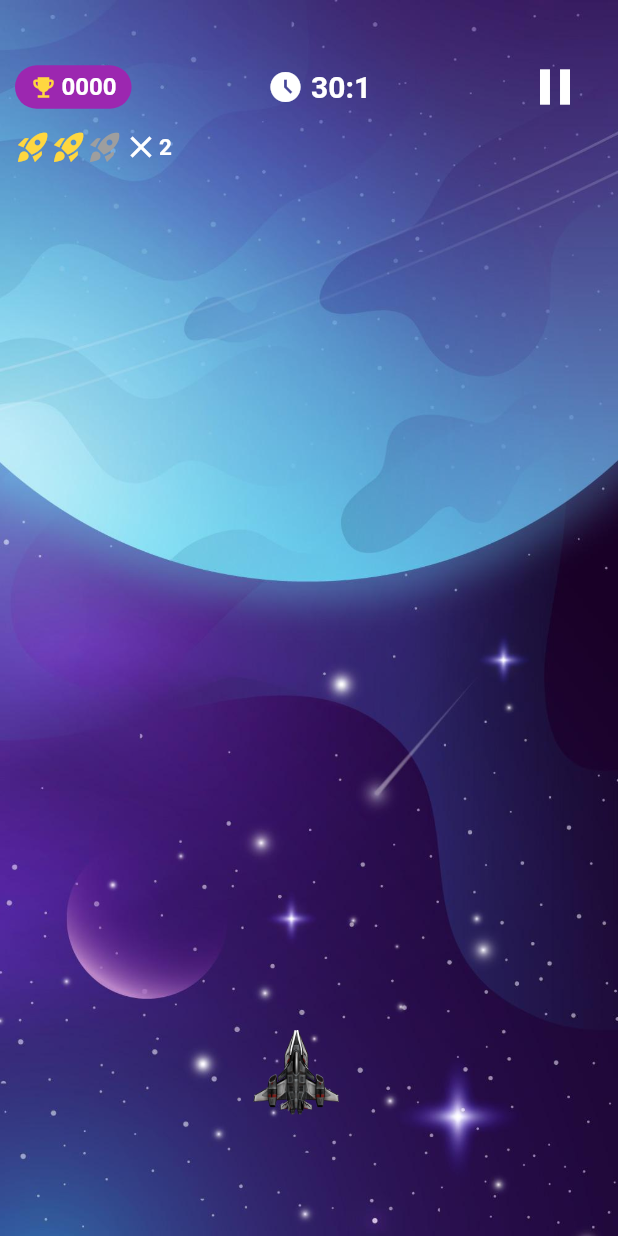
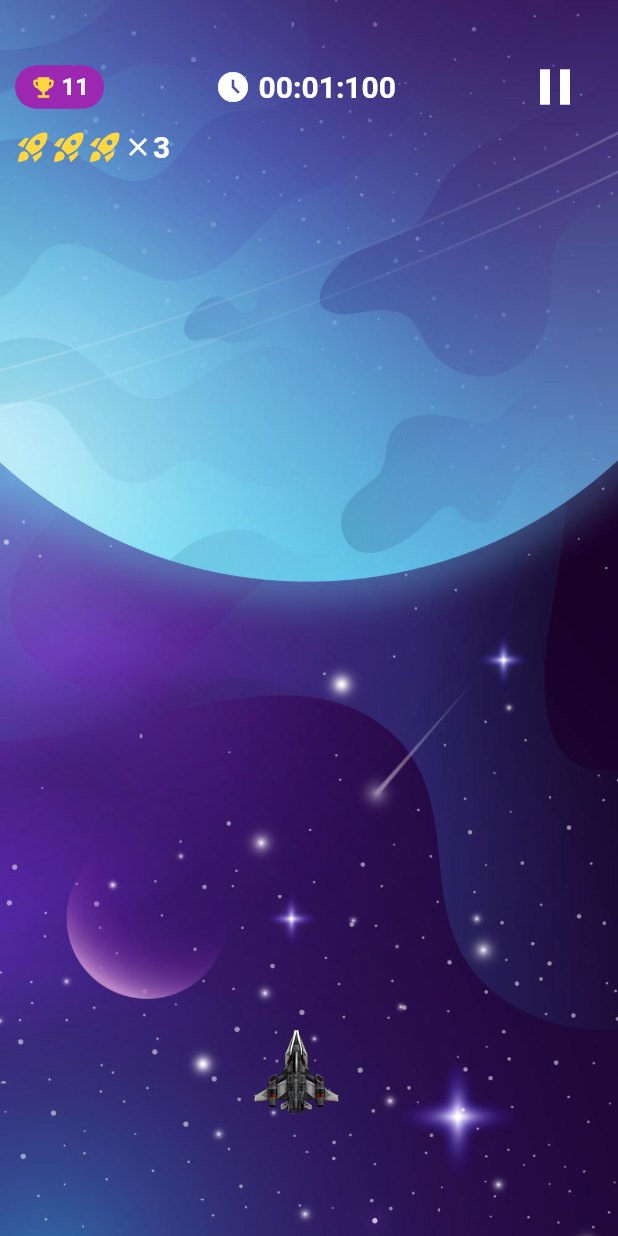
Before and after one commit to SDevM/Amber-Galactic, a Flutter app: the screen it shows after launch, after a tap on "Play", on a phone screen of 412 x 824 dp. Run offline on Flutter 3.47's test engine with Material 2 defaults, Android fonts, the phone set to English and light mode, and no system bars; our stand-ins replace audioplayers, firebase_core, firebase_crashlytics, go_router, google_mobile_ads, in_app_purchase and 1 more; missing offline and left inert: games_services; accounts and stored records are empty.

Commit message:
+ Shooting + Overlay + Updated GameObjects + Updated Collider + Updated Score

```diff
--- /dev/null
+++ b/lib/src/game_objects/Ammo1.dart
@@ -0,0 +1,26 @@
+import 'package:flutter/material.dart';
+
+import 'Sprite.dart';
+
+class Ammo1 extends Sprite implements Collidable {
+  final double speed = 10;
+
+  Ammo1(double x, double y, double width, double height)
+      : super(
+    x,
+    y,
+    width,
+    height,
+    Image.asset(
+        'assets/sprite_images/beams/cyan_beam.png'),
+  );
+
+  void move() {
+    this.y -= speed;
+  }
+
+  @override
+  void onCollide(collideType source) {
+    // TODO: implement onCollide
+  }
+}
--- a/lib/src/game_objects/Asteroid.dart
+++ b/lib/src/game_objects/Asteroid.dart
@@ -3,25 +3,25 @@ import 'package:flutter/material.dart';
 import 'Sprite.dart';
 
 class Asteroid extends Sprite implements Collidable {
-  final int Size;
-  final double speed = 2;
+  final double size;
+  final double speed = 3;
 
-  Asteroid(double x, double y, double width, double height, this.Size)
+  Asteroid(double x, double y, double width, double height, this.size)
       : super(
           x,
           y,
-          width,
-          height,
+          width * size,
+          height * size,
           Image.asset(
               'assets/sprite_images/asteroids/space_rocks/asteroid1.png'),
         );
 
   void move() {
-    this.y += speed / Size;
+    this.y += speed * size;
   }
 
   @override
-  void onCollide() {
+  void onCollide(collideType source) {
     // TODO: implement onCollide
   }
 }
--- a/lib/src/game_objects/PowerUp.dart
+++ b/lib/src/game_objects/PowerUp.dart
@@ -13,7 +13,7 @@ class PowerUp extends Sprite implements Collidable {
   }
 
   @override
-  void onCollide() {
+  void onCollide(collideType source) {
     // TODO: implement onCollide
   }
 }
--- a/lib/src/game_results/lose_game_screen.dart
+++ b/lib/src/game_results/lose_game_screen.dart
@@ -68,7 +68,7 @@ class LoseGameScreen extends StatelessWidget {
           onPressed: () {
             GoRouter.of(context).go('/');
           },
-          child: const Text('Continue'),
+          child: const Text('Main Menu'),
         ),
       ),
     );
--- a/lib/src/games_services/score.dart
+++ b/lib/src/games_services/score.dart
@@ -16,7 +16,7 @@ class Score {
     // The higher the difficulty, the higher the score.
     var score = 0;
     // The longer the player survives, the higher the score.
-    score += 100 * (duration.inSeconds.abs() + 1);
+    score += (0.1 * (duration.inMilliseconds / 10 + 1)).abs().toInt();
     return Score._(score, duration);
   }
 
@@ -39,6 +39,10 @@ class Score {
     buf.write((duration.inSeconds % Duration.secondsPerMinute)
         .toString()
         .padLeft(2, '0'));
+    buf.write(':');
+    buf.write((duration.inMilliseconds % Duration.millisecondsPerSecond)
+        .toString()
+        .padLeft(2, '0'));
     return buf.toString();
   }
 
--- a/lib/src/main_menu/main_menu_screen.dart
+++ b/lib/src/main_menu/main_menu_screen.dart
@@ -195,7 +195,7 @@ class _GameLogoState extends State<GameLogo>
           return Transform.rotate(
             angle: _animation2.value,
             child: Transform.scale(
-              scale: _animation.value,
+              scale: _animation.value as double,
               child: Text(
                 'Amber\nGalactic',
                 textAlign: TextAlign.center,
--- a/lib/src/play_session/overlay.dart
+++ b/lib/src/play_session/overlay.dart
@@ -1,15 +1,21 @@
 import 'package:flutter/material.dart';
 import 'dart:async';
 
+import 'package:game_template/src/games_services/score.dart';
+
 class OverlayPanel extends StatefulWidget {
-  const OverlayPanel({super.key});
+  final Duration time;
+  final int lives;
+  final Function onPause;
+
+  const OverlayPanel({super.key, required this.time, required this.lives, required this.onPause});
 
   @override
   State<OverlayPanel> createState() => _OverlayPanelState();
 }
 
 class _OverlayPanelState extends State<OverlayPanel> {
-  int score = 0000;
+  bool toggle = true;
   @override
   Widget build(BuildContext context) {
     return Padding(
@@ -39,7 +45,7 @@ class _OverlayPanelState extends State<OverlayPanel> {
                         width: 3,
                       ),
                       Text(
-                        '000$score',
+                        '${Score(widget.time).score}',
                         style: TextStyle(
                             fontSize: 16,
                             fontWeight: FontWeight.bold,
@@ -49,9 +55,14 @@ class _OverlayPanelState extends State<OverlayPanel> {
                   ),
                 ),
               ),
-              GameTime(),
+              GameTime(
+                dur: widget.time,
+              ),
               TextButton(
-                  onPressed: () {},
+                  onPressed: () {
+                    widget.onPause(toggle);
+                    toggle =! toggle;
+                  },
                   child: Icon(
                     Icons.pause,
                     color: Colors.white,
@@ -59,34 +70,19 @@ class _OverlayPanelState extends State<OverlayPanel> {
                   )),
             ],
           ),
-          LifeBar()
+          LifeBar(
+            lives: widget.lives,
+          ),
         ],
       ),
     );
   }
 }
 
-class GameTime extends StatefulWidget {
-  const GameTime({Key? key}) : super(key: key);
-  @override
-  State<GameTime> createState() => _GameTimeState();
-}
+class GameTime extends StatelessWidget {
+  final Duration dur;
 
-class _GameTimeState extends State<GameTime> {
-  var timer = Timer.run(() => print('done'));
-
-
-  var gameTime = "";
-  var _timer = null;
-  @override
-  void initState(){
-    super.initState();
-    _timer = Timer.periodic(Duration(seconds: 1), (timer) {
-      setState(() {
-        gameTime = "${DateTime.now().minute}:${DateTime.now().second}";
-      });
-    });
-  }
+  const GameTime({Key? key, required this.dur}) : super(key: key);
 
   @override
   Widget build(BuildContext context) {
@@ -100,47 +96,60 @@ class _GameTimeState extends State<GameTime> {
           width: 5,
         ),
         Text(
-          '$gameTime',
+          '$formattedTime',
           style: TextStyle(
               color: Colors.white, fontWeight: FontWeight.bold, fontSize: 20),
         ),
       ],
     );
   }
+
+  String get formattedTime {
+    final buf = StringBuffer();
+    if (dur.inHours > 0) {
+      buf.write('${dur.inHours}');
+      buf.write(':');
+    }
+    final minutes = dur.inMinutes % Duration.minutesPerHour;
+    if (minutes > 9) {
+      buf.write('$minutes');
+    } else {
+      buf.write('0');
+      buf.write('$minutes');
+    }
+    buf.write(':');
+    buf.write(
+        (dur.inSeconds % Duration.secondsPerMinute).toString().padLeft(2, '0'));
+    buf.write(':');
+    buf.write((dur.inMilliseconds % Duration.millisecondsPerSecond)
+        .toString()
+        .padLeft(2, '0'));
+    return buf.toString();
+  }
 }
 
-class LifeBar extends StatefulWidget {
-  const LifeBar({Key? key}) : super(key: key);
+class LifeBar extends StatelessWidget {
+  final int lives;
 
-  @override
-  State<LifeBar> createState() => _LifeBarState();
-}
+  const LifeBar({Key? key, required this.lives}) : super(key: key);
 
-class _LifeBarState extends State<LifeBar> {
   @override
   Widget build(BuildContext context) {
     return Row(
       children: [
-        Icon(
-          Icons.rocket_launch,
-          color: Colors.amberAccent,
-        ),
-        Icon(
-          Icons.rocket_launch,
-          color: Colors.amberAccent,
-        ),
-        Icon(
-          Icons.rocket_launch,
-          color: Colors.grey,
-        ),
-        Icon(
-          Icons.close,
-          color: Colors.white,
-        ),
+        ...List<int>.generate(lives, (i) => i + 1).map((e) => Icon(
+              Icons.rocket_launch,
+              color: Colors.amberAccent,
+            )),
+        ...List<int>.generate(3 - lives, (i) => i + 1).map((e) => Icon(
+              Icons.rocket_launch,
+              color: Colors.amberAccent.withOpacity(0.3),
+            )),
+        Icon(Icons.close, color: Colors.white, size: 20,),
         Text(
-          '2',
+          '$lives',
           style: TextStyle(
-              color: Colors.white, fontSize: 15, fontWeight: FontWeight.bold),
+              color: Colors.white, fontSize: 20, fontWeight: FontWeight.bold),
         )
       ],
     );
--- a/lib/src/play_session/play_session_screen.dart
+++ b/lib/src/play_session/play_session_screen.dart
@@ -9,6 +9,7 @@ import 'dart:math';
 import 'package:flutter/material.dart';
 import 'package:flutter/scheduler.dart';
 import 'package:game_template/src/game_internals/collider.dart';
+import 'package:game_template/src/game_objects/Ammo1.dart';
 import 'package:game_template/src/game_objects/Asteroid.dart';
 import 'package:game_template/src/game_objects/GameObjectWidget.dart';
 import 'package:game_template/src/game_objects/Player.dart';
@@ -54,19 +55,24 @@ class _PlaySessionScreenState extends State<PlaySessionScreen>
   late LevelState game = LevelState(onLose: _playerLost);
   Player? player;
   PowerUp? powerUp;
+  Collider<PowerUp> powColl = Collider();
   List<Asteroid> asteroids = <Asteroid>[];
   Collider<Asteroid> asterColl = Collider();
+  List<Ammo1> munitions = <Ammo1>[];
   List<inputType> inputPublisher = <inputType>[];
   late BoxConstraints screen;
   int idCounter = 0;
   late Ticker _ticker;
+  bool paused = false;
 
   bool firstRun = true;
 
   int changesCounter = 0;
+  int lastCounter = 0;
   int nextAst = rand.nextInt(10) + 50;
 
   void changes(Duration duration) {
+    if (paused) return;
     changesCounter++;
     setState(() {
       if (firstRun) {
@@ -102,27 +108,51 @@ class _PlaySessionScreenState extends State<PlaySessionScreen>
       //       powerUp: power.AMMO,
       //       id: idCounter++));
       // }
-      // if (changesCounter % nextAst == 0.0) {
-      //   nextAst = rand.nextInt(10) + 50;
-      //   changesCounter = 0;
-      //   print('New Asteroid');
-      //   double randX = (rand.nextDouble() * screen.maxWidth);
-      //   asteroids.add(
-      //     Asteroid(
-      //       randX > (screen.maxWidth - 50) ? screen.maxWidth - 50 : randX,
-      //       -150,
-      //       50,
-      //       50,
-      //       1,
-      //     ),
-      //   );
-      //   asterColl.l.add(asteroids.last);
-      // }
+      if (changesCounter >= lastCounter + nextAst) {
+        nextAst = rand.nextInt(25) + 30;
+        lastCounter = changesCounter;
+        print('New Asteroid');
+        double randX = (rand.nextDouble() * screen.maxWidth);
+        double size = (rand.nextDouble() * 2) + 1;
+        asteroids.add(
+          Asteroid(
+            randX > (screen.maxWidth - 50 * size)
+                ? screen.maxWidth - 50 * size
+                : randX,
+            -150,
+            50,
+            45,
+            size,
+          ),
+        );
+        asterColl.l.add(asteroids.last);
+      }
+      player?.move(screen);
+      if (changesCounter % 30 == 0 &&
+          player != null &&
+          player!.powerUps[power.AMMO]!) {
+        print('New Munitions');
+        munitions.add(Ammo1(player!.x + player!.width / 2 - 7.5, player!.y - 15,
+            51 / 3, 111 / 3));
+      }
 
-      player?.move(screen);
+      List<int> remIdxMun = [];
+      munitions.forEach((element) {
+        element.move();
+        double Y = element.y;
+        if (Y <= screen.maxHeight * 1 / 4) {
+          int idx = munitions.indexOf(element);
+          remIdxMun.add(idx);
+        }
+      });
+      remIdxMun.forEach((element) {
+        print(
+            'Object:${munitions[element].hashCode} Removed! Because object is out of bounds.');
+        munitions.removeAt(element);
+      });
 
       List<int> remIdxAst = [];
-      asteroids.forEach((element) async {
+      asteroids.forEach((element) {
         element.move();
         double Y = element.y;
         if (Y >= screen.maxHeight) {
@@ -142,11 +172,36 @@ class _PlaySessionScreenState extends State<PlaySessionScreen>
       }
 
       if (player != null) {
-        bool asterCollide = asterColl.collisionCheck(player!) != -1;
-        if (asterCollide) {
-          player!.onCollide();
+        int asterCollide = asterColl.collisionCheck(player!);
+        if (asterCollide != -1) {
+          asteroids.removeAt(asterCollide);
+          asterColl.l.removeAt(asterCollide);
+          player!.onCollide(collideType.ASTEROID);
           if (player!.lives <= 0) game.evaluate(true);
         }
+        int powCollide = powColl.collisionCheck(player!);
+        if (powCollide != -1) {
+          powerUp = null;
+          powColl.l.removeAt(powCollide);
+          player!.onCollide(collideType.POWER_UP_AMMO);
+        }
+      }
+
+      if (munitions.isNotEmpty) {
+        List<int> remIdxMun = [];
+        munitions.forEach((element) {
+          int asterCollide = asterColl.collisionCheck(element!);
+          if (asterCollide != -1) {
+            asteroids.removeAt(asterCollide);
+            asterColl.l.removeAt(asterCollide);
+            remIdxMun.add(munitions.indexOf(element));
+          }
+        });
+        remIdxMun.forEach((element) {
+          print(
+              'Object:${munitions[element].hashCode} Removed! Because object has collided.');
+          munitions.removeAt(element);
+        });
       }
     });
   }
@@ -182,21 +237,16 @@ class _PlaySessionScreenState extends State<PlaySessionScreen>
                 ),
                 player != null ? GOW(sprite: player!) : Container(),
                 powerUp != null ? GOW(sprite: powerUp!) : Container(),
+                ...(munitions.map((e) => GOW(sprite: e))),
                 ...(asteroids.map((e) => GOW(sprite: e))),
-
-                // <------------OVERLAY WIDGET------------->
-
-                OverlayPanel(),
-                // SizedBox.expand(
-                //   child: Visibility(
-                //     visible: _duringCelebration,
-                //     child: IgnorePointer(
-                //       child: Confetti(
-                //         isStopped: !_duringCelebration,
-                //       ),
-                //     ),
-                //   ),
-                // ),
+                OverlayPanel(
+                  lives: player!.lives,
+                  time: DateTime.now().difference(_startOfPlay),
+                  onPause: (bool status) {
+                    paused = status;
+                    print(status);
+                  },
+                ),
               ],
             ),
           ),
```
Also changed, not shown: lib/src/game_internals/collider.dart (+4 -14 lines), lib/src/game_objects/Player.dart (+15 -7 lines), lib/src/game_objects/Sprite.dart (+6 -1 lines), lib/src/games_services/games_services.dart (+12 -12 lines).
